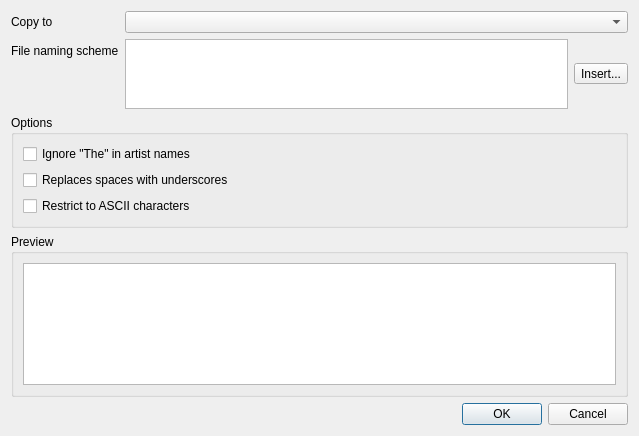
The window that src/ui/organisedialog.ui (clementine-player/Clementine) describes before a commit, drawn with Qt 5.
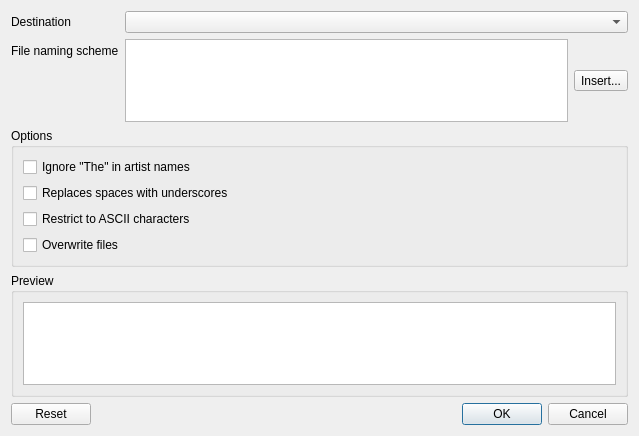
The same window after the commit. Custom widgets are drawn as their Qt base class.

Commit message: Directory model, reset button, save and load settings

The edit to the form file:
```diff
--- a/src/ui/organisedialog.ui
+++ b/src/ui/organisedialog.ui
@@ -22,7 +22,7 @@
      <item row="0" column="0">
       <widget class="QLabel" name="label">
        <property name="text">
-        <string>Copy to</string>
+        <string>Destination</string>
        </property>
       </widget>
      </item>
@@ -40,11 +40,10 @@
       <layout class="QHBoxLayout" name="horizontalLayout">
        <item>
         <widget class="LineTextEdit" name="naming">
-         <property name="sizePolicy">
-          <sizepolicy hsizetype="Expanding" vsizetype="Preferred">
-           <horstretch>0</horstretch>
-           <verstretch>0</verstretch>
-          </sizepolicy>
+         <property name="toolTip">
+          <string>&lt;p&gt;Tokens start with %, for example: %artist %album %title &lt;/p&gt;
+
+&lt;p&gt;If you surround sections of text that contain a token with curly-braces, that section will be hidden if the token is empty.&lt;/p&gt;</string>
          </property>
          <property name="lineWrapMode">
           <enum>QTextEdit::NoWrap</enum>
@@ -93,6 +92,13 @@
           </property>
          </widget>
         </item>
+        <item>
+         <widget class="QCheckBox" name="overwrite">
+          <property name="text">
+           <string>Overwrite files</string>
+          </property>
+         </widget>
+        </item>
        </layout>
       </widget>
      </item>
@@ -116,7 +122,7 @@
       <enum>Qt::Horizontal</enum>
      </property>
      <property name="standardButtons">
-      <set>QDialogButtonBox::Cancel|QDialogButtonBox::Ok</set>
+      <set>QDialogButtonBox::Cancel|QDialogButtonBox::Ok|QDialogButtonBox::Reset</set>
      </property>
     </widget>
    </item>
```
The commit also changes 30 other files.
